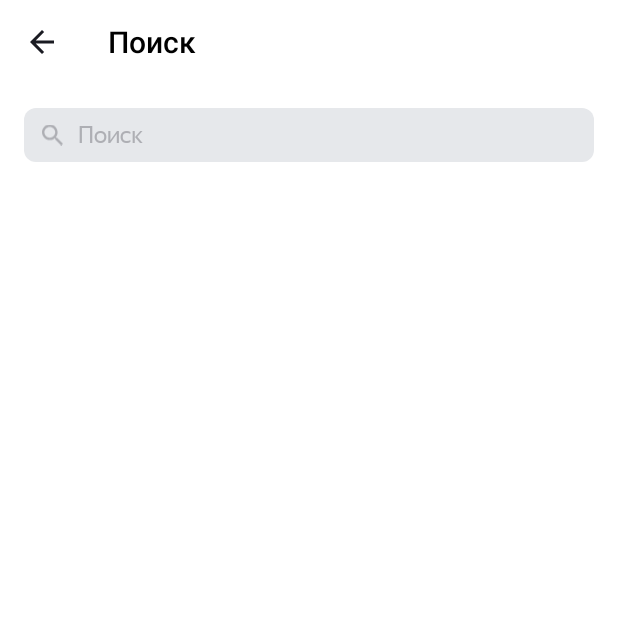
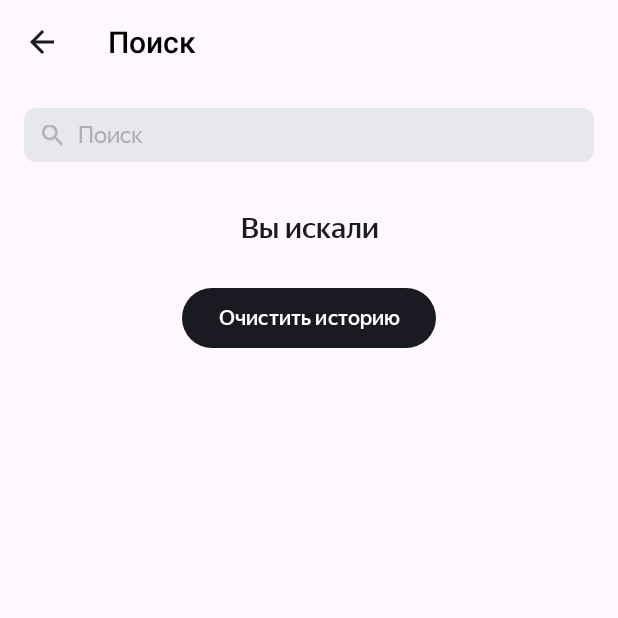
Before and after one commit to AndreyGurinV/playlistmaker, an Android app: the screen it shows after launch (FindActivity), after a tap on "Поиск", on a phone screen of 412 x 824 dp, the top half of it. Run offline under Robolectric (Android 15) with nearby library versions, the phone set to English and light mode, and no system bars; pictures from the network do not load.

Commit message:
Домашнее задание по спринту 12

```diff
--- a/app/src/main/AndroidManifest.xml
+++ b/app/src/main/AndroidManifest.xml
@@ -4,6 +4,7 @@
     <uses-permission android:name="android.permission.INTERNET"/>
 
     <application
+        android:name=".App"
         android:allowBackup="true"
         android:dataExtractionRules="@xml/data_extraction_rules"
         android:fullBackupContent="@xml/backup_rules"
--- /dev/null
+++ b/app/src/main/java/com/example/playlistmaker/App.kt
@@ -0,0 +1,33 @@
+package com.example.playlistmaker
+
+import android.app.Application
+import androidx.appcompat.app.AppCompatDelegate
+
+class App :Application(){
+    var darkTheme = false
+    override fun onCreate() {
+        super.onCreate()
+        switchTheme(getSharedPreferences(PLAY_LIST_PREFERENCES, MODE_PRIVATE)
+            .getBoolean(USER_KEY, false)
+        )
+    }
+
+    fun switchTheme(darkThemeEnabled: Boolean) {
+        darkTheme = darkThemeEnabled
+        AppCompatDelegate.setDefaultNightMode(
+            if (darkThemeEnabled) {
+                AppCompatDelegate.MODE_NIGHT_YES
+            } else {
+                AppCompatDelegate.MODE_NIGHT_NO
+            }
+        )
+        getSharedPreferences(PLAY_LIST_PREFERENCES, MODE_PRIVATE)
+            .edit()
+            .putBoolean(USER_KEY, darkThemeEnabled)
+            .apply()
+    }
+    companion object {
+        const val USER_KEY = "PlayListMakerTheme"
+    }
+
+}
--- a/app/src/main/java/com/example/playlistmaker/FindActivity.kt
+++ b/app/src/main/java/com/example/playlistmaker/FindActivity.kt
@@ -8,6 +8,7 @@ import android.text.TextWatcher
 import android.view.View
 import android.view.inputmethod.EditorInfo
 import android.view.inputmethod.InputMethodManager
+import android.widget.AdapterView
 import android.widget.Button
 import android.widget.EditText
 import android.widget.ImageView
@@ -27,16 +28,23 @@ import retrofit2.Response
 import retrofit2.Retrofit
 import retrofit2.converter.gson.GsonConverterFactory
 
+const val PLAY_LIST_PREFERENCES = "play_list_preferences"
+
 class FindActivity : AppCompatActivity() {
     private var searchText: String = SEARCH_TEXT_DEF
     private var trackList :ArrayList<Track> = arrayListOf()
     lateinit var adapter: TracksAdapter
 
-    private lateinit var inputEditText: EditText
-    private lateinit var updateButton: Button
+    private lateinit var etSearch: EditText
+    private lateinit var btnUpdate: Button
     private lateinit var placeholderMessage: TextView
     private lateinit var imageNothing: ImageView
     private lateinit var imageError: ImageView
+
+    private lateinit var btnClearHistory: Button
+    private lateinit var tvSearchHistory: TextView
+    private lateinit var searchHistory: SearchHistory
+    private lateinit var recyclerView: RecyclerView
 
     private val itunesBaseUrl = "https://itunes.apple.com/"
 
@@ -56,26 +64,33 @@ class FindActivity : AppCompatActivity() {
             v.setPadding(systemBars.left, systemBars.top, systemBars.right, systemBars.bottom)
             insets
         }
+        searchHistory = SearchHistory(getSharedPreferences(PLAY_LIST_PREFERENCES, MODE_PRIVATE))
 
         findViewById<Toolbar>(R.id.tbBackFromFind).setNavigationOnClickListener {
             finish()
         }
 
-        inputEditText = findViewById(R.id.etFind)
+        etSearch = findViewById(R.id.etFind)
         val clearButton = findViewById<ImageView>(R.id.ivClear)
-        updateButton = findViewById(R.id.btnUpdateSearch)
+        btnUpdate = findViewById(R.id.btnUpdateSearch)
         placeholderMessage = findViewById(R.id.tvPlaceholder)
         imageNothing = findViewById(R.id.ivPlaceholderNothing)
         imageError = findViewById(R.id.ivPlaceholderError)
+        btnClearHistory = findViewById(R.id.btnClearSearchHistory)
+        tvSearchHistory = findViewById(R.id.tvSearchHistory)
 
-        updateButton.setOnClickListener { sendSearchRequest() }
+        btnUpdate.setOnClickListener { sendSearchRequest() }
+        btnClearHistory.setOnClickListener {
+            trackList.clear()
+            adapter.notifyDataSetChanged()
+            searchHistory.clear()
+        }
 
         clearButton.setOnClickListener {
-            inputEditText.setText("")
+            etSearch.setText("")
             val inputMethodManager = getSystemService(Context.INPUT_METHOD_SERVICE) as? InputMethodManager
             inputMethodManager?.hideSoftInputFromWindow(findViewById<LinearLayout>(R.id.main).windowToken, 0)
-            trackList.clear()
-            adapter.notifyDataSetChanged()
+            showSearchHistory(true)
         }
 
         val simpleTextWatcher = object : TextWatcher {
@@ -83,29 +98,35 @@ class FindActivity : AppCompatActivity() {
             }
 
             override fun onTextChanged(s: CharSequence?, start: Int, before: Int, count: Int) {
+                showSearchHistory (etSearch.hasFocus() && s?.isEmpty() == true)
                 clearButton.visibility = clearButtonVisibility(s)
                 searchText = s.toString()
-                inputEditText.setSelection(searchText.length)
+                etSearch.setSelection(searchText.length)
             }
 
             override fun afterTextChanged(s: Editable?) {
             }
         }
-        inputEditText.addTextChangedListener(simpleTextWatcher)
-        inputEditText.setOnEditorActionListener { _, actionId, _ ->
+        etSearch.addTextChangedListener(simpleTextWatcher)
+        etSearch.setOnEditorActionListener { _, actionId, _ ->
             if (actionId == EditorInfo.IME_ACTION_DONE) {
                 sendSearchRequest()
                 true
             }
             false
         }
-
-        val recyclerView = findViewById<RecyclerView>(R.id.recyclerView)
+        etSearch.setOnFocusChangeListener { view, hasFocus ->
+            showSearchHistory (hasFocus && etSearch.text.isEmpty())
+        }
+        recyclerView = findViewById(R.id.recyclerView)
         recyclerView.layoutManager = LinearLayoutManager(this)
 
-        adapter = TracksAdapter(trackList)
+        adapter = TracksAdapter(trackList) {
+            if (!tvSearchHistory.isVisible)
+                searchHistory.addToHistory(track = it)
+        }
         recyclerView.adapter = adapter
-
+        showSearchHistory(true)
     }
 
     private fun clearButtonVisibility(s: CharSequence?): Int {
@@ -144,24 +165,37 @@ class FindActivity : AppCompatActivity() {
                 imageError.isVisible = true
                 imageNothing.isVisible = false
                 placeholderMessage.text = text
-                updateButton.isVisible = true
+                btnUpdate.isVisible = true
             } else {
                 imageError.isVisible = false
                 imageNothing.isVisible = true
                 placeholderMessage.text = text
-                updateButton.isVisible = false
+                btnUpdate.isVisible = false
             }
         } else {
             placeholderMessage.isVisible = false
             imageNothing.isVisible = false
             imageError.isVisible = false
-            updateButton.isVisible = false
+            btnUpdate.isVisible = false
         }
+//        showSearchHistory(false)
     }
 
+    private fun showSearchHistory(visible: Boolean) {
+        trackList.clear()
+        if (visible) {
+            val ss = searchHistory.load()
+            println("loaded list = ${ss.size}")
+            trackList.addAll(ss)
+        }
+        adapter.notifyDataSetChanged()
+
+        tvSearchHistory.isVisible = visible
+        btnClearHistory.isVisible = visible
+    }
     private fun sendSearchRequest() {
-        if (inputEditText.text.isNotEmpty()) {
-            itunesService.search(inputEditText.text.toString()).enqueue(object :
+        if (etSearch.text.isNotEmpty()) {
+            itunesService.search(etSearch.text.toString()).enqueue(object :
                 Callback<TracksResponse> {
                 override fun onResponse(call: Call<TracksResponse>,
                                         response: Response<TracksResponse>
--- a/app/src/main/java/com/example/playlistmaker/Track.kt
+++ b/app/src/main/java/com/example/playlistmaker/Track.kt
@@ -1,6 +1,7 @@
 package com.example.playlistmaker
 
 class Track (
+    var trackId: Int,// уникальный идентифкатор
     var trackName: String, // Название композиции
     var artistName: String, // Имя исполнителя
     var trackTimeMillis: Int,
--- a/app/src/main/java/com/example/playlistmaker/TracksAdapter.kt
+++ b/app/src/main/java/com/example/playlistmaker/TracksAdapter.kt
@@ -2,10 +2,12 @@ package com.example.playlistmaker
 
 import android.view.LayoutInflater
 import android.view.ViewGroup
+import android.widget.AdapterView
 import androidx.recyclerview.widget.RecyclerView
 
 class TracksAdapter(
     private val items: List<Track>,
+    private val onItemClick: (track: Track) -> Unit
 ) : RecyclerView.Adapter<TracksViewHolder> () {
 
     override fun onCreateViewHolder(parent: ViewGroup, viewType: Int): TracksViewHolder {
@@ -15,6 +17,9 @@ class TracksAdapter(
 
     override fun onBindViewHolder(holder: TracksViewHolder, position: Int) {
         holder.bind(items[position])
+        holder.itemView.setOnClickListener{
+            onItemClick(items[holder.adapterPosition])
+        }
     }
 
     override fun getItemCount(): Int {
--- a/app/src/main/res/layout/activity_find.xml
+++ b/app/src/main/res/layout/activity_find.xml
@@ -4,9 +4,8 @@
     xmlns:tools="http://schemas.android.com/tools"
     android:id="@+id/main"
     android:layout_width="match_parent"
-    android:layout_height="match_parent"
-    android:background="?attr/colorOnBackground"
-    android:layout_gravity="center"
+    android:layout_height="wrap_content"
+    android:layout_gravity="top"
     tools:context=".FindActivity"
     android:orientation="vertical">
 
@@ -90,10 +89,39 @@
         android:visibility="gone"
         />
 
+    <TextView
+        android:id="@+id/tvSearchHistory"
+        android:layout_width="wrap_content"
+        android:layout_height="wrap_content"
+        android:layout_gravity="center"
+        android:textAlignment="center"
+        android:paddingTop="@dimen/margins"
+        android:text="@string/search_history"
+        android:textColor="?attr/colorPrimary"
+        style="@style/PlaceholderErrorTextStyle"
+        android:textFontWeight="500"
+        android:paddingBottom="@dimen/margins_24"
+        />
+
     <androidx.recyclerview.widget.RecyclerView
         android:id="@+id/recyclerView"
         android:layout_width="match_parent"
-        android:layout_height="match_parent"
-        app:layoutManager="androidx.recyclerview.widget.LinearLayoutManager"/>
+        android:layout_height="0dp"
+        app:layoutManager="androidx.recyclerview.widget.LinearLayoutManager"
+        android:layout_weight="1"
+        android:ellipsize="end"
+        />
+
+    <Button
+        android:id="@+id/btnClearSearchHistory"
+        android:layout_width="wrap_content"
+        android:layout_height="wrap_content"
+        android:layout_gravity="center"
+        app:iconTint="@color/button_text"
+        android:fontFamily="@font/ys_display_medium"
+        android:textFontWeight="500"
+        android:textSize="@dimen/button_font_size"
+        android:text="@string/button_clear_search_history"
+        />
 
 </LinearLayout>
--- a/app/src/main/res/layout/activity_settings.xml
+++ b/app/src/main/res/layout/activity_settings.xml
@@ -17,6 +17,7 @@
     </Toolbar>
 
     <com.google.android.material.switchmaterial.SwitchMaterial
+        android:id="@+id/themeSwitcher"
         style="@style/SettingsActivityIcons"
         android:text="@string/dark_theme"/>
 
--- a/app/src/main/res/layout/track_item.xml
+++ b/app/src/main/res/layout/track_item.xml
@@ -45,9 +45,10 @@
             <TextView
                 android:id="@+id/artistName"
                 android:paddingStart="@dimen/icon_padding"
-                android:text="No reply"
+                android:text="No reply vxxvxc vxc xvcvzxcv xcvxcv xcvxcv xzcvcxv xcvcxv xcvxcv xcvxcv xzcvcxv"
                 android:maxLines="1"
                 android:ellipsize="end"
+                android:layout_weight="1"
                 style="@style/TrackInfoTextStyle"/>
             <ImageView
                 android:layout_width="wrap_content"
--- a/app/src/main/res/values/dimens.xml
+++ b/app/src/main/res/values/dimens.xml
@@ -5,6 +5,7 @@
     <dimen name="setttings_menu_items_height">61dp</dimen>
     <dimen name="track_info_font_size">11sp</dimen>
     <dimen name="setttings_menu_items_font_size">16sp</dimen>
+    <dimen name="button_font_size">14sp</dimen>
     <dimen name="title_font_size">22sp</dimen>
     <dimen name="error_font_size_19">19sp</dimen>
     <dimen name="margins">16dp</dimen>
--- a/app/src/main/res/values/strings.xml
+++ b/app/src/main/res/values/strings.xml
@@ -18,4 +18,6 @@
     <string name="my_email">gurin.andreygv@yandex.ru</string>
     <string name="nothing_found">Ничего не нашлось</string>
     <string name="something_went_wrong">Проблемы со связью\n\nЗагрузка не удалась. Проверьте подключение к интернету</string>
+    <string name="search_history">Вы искали</string>
+    <string name="button_clear_search_history">Очистить историю</string>
 </resources>
```
Also changed, not shown: app/src/main/java/com/example/playlistmaker/SearchHistory.kt (added, +44 -0 lines), app/src/main/java/com/example/playlistmaker/SettingsActivity.kt (+8 -0 lines).
